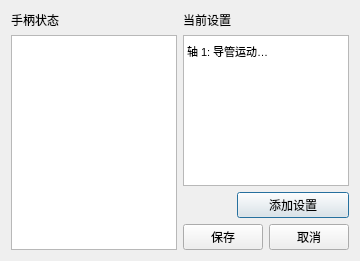
This is joystickDialog.ui in umeiko/Surge_Robo_GUI as Qt 5 draws it before an edit. The edited form follows.
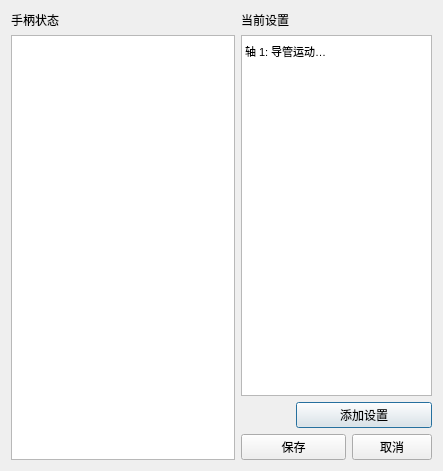
This is the edited form.

Patch:
```diff
--- a/joystickDialog.ui
+++ b/joystickDialog.ui
@@ -6,8 +6,8 @@
    <rect>
     <x>0</x>
     <y>0</y>
-    <width>360</width>
-    <height>261</height>
+    <width>443</width>
+    <height>471</height>
    </rect>
   </property>
   <property name="windowTitle">
@@ -29,7 +29,13 @@
     </widget>
    </item>
    <item row="1" column="0" rowspan="3">
-    <widget class="QTextBrowser" name="textBrowser"/>
+    <widget class="QTextBrowser" name="joyStateShow">
+     <property name="font">
+      <font>
+       <pointsize>8</pointsize>
+      </font>
+     </property>
+    </widget>
    </item>
    <item row="1" column="1" colspan="3">
     <widget class="QListWidget" name="listWidget">
```
Left out of the diff: 43 changed lines with no effect on the pictures.
